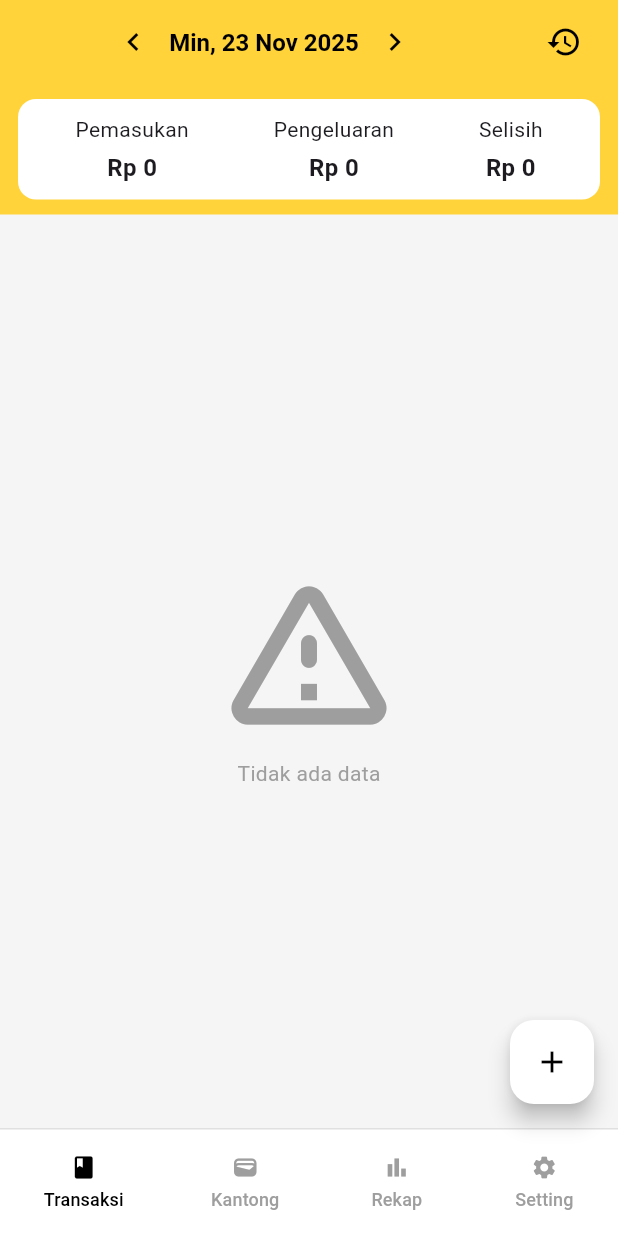
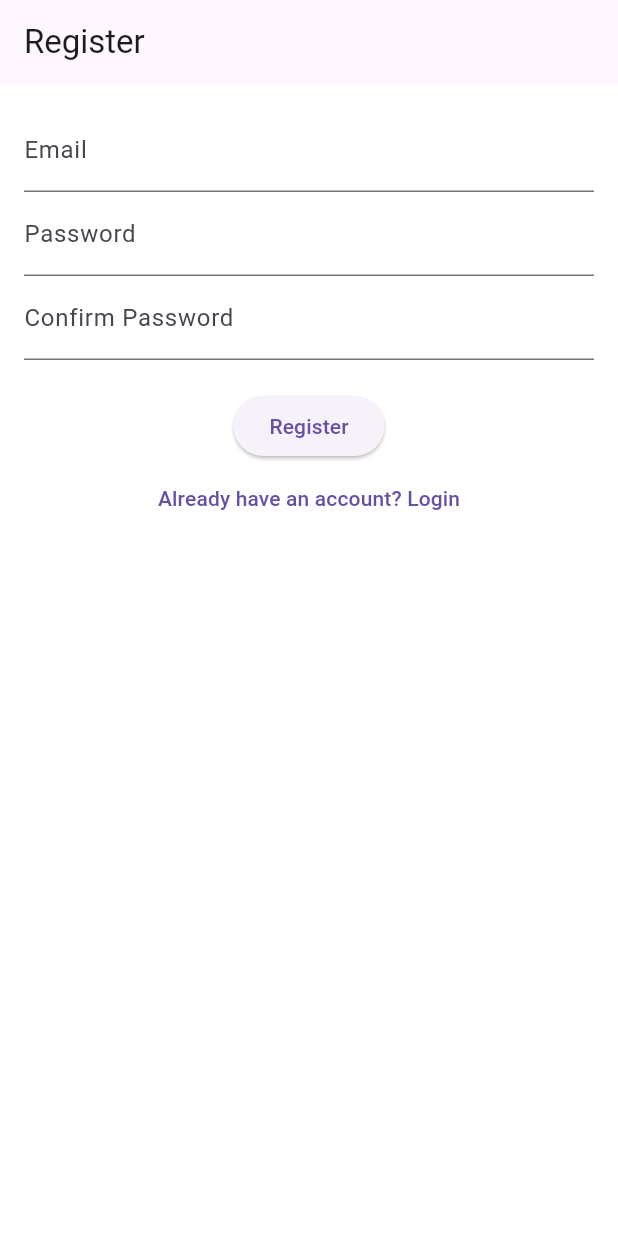
Before and after one commit to yaya7807-ai/mobile-kelompok-09, a Flutter app: the screen it shows after launch, after a tap on "Ayo Kita Mulai", on a phone screen of 412 x 824 dp. Run offline on Flutter 3.47's test engine with Material 3 defaults, Android fonts, the phone set to English and light mode, and no system bars; our stand-ins replace firebase_auth, firebase_core, fl_chart; accounts and stored records are empty.

Commit message:
menambahkan fitur login dan register sederhana

```diff
--- /dev/null
+++ b/mydompet/lib/screens/register_screen.dart
@@ -0,0 +1,107 @@
+import 'package:firebase_auth/firebase_auth.dart';
+import 'package:flutter/material.dart';
+import 'package:mydompet/screens/transaction_screen.dart';
+import 'package:mydompet/screens/login_screen.dart';
+
+class RegisterScreen extends StatefulWidget {
+  const RegisterScreen({super.key});
+
+  @override
+  State<RegisterScreen> createState() => _RegisterScreenState();
+}
+
+class _RegisterScreenState extends State<RegisterScreen> {
+  final _formKey = GlobalKey<FormState>();
+  final _emailController = TextEditingController();
+  final _passwordController = TextEditingController();
+  final _confirmPasswordController = TextEditingController();
+
+  @override
+  Widget build(BuildContext context) {
+    return Scaffold(
+      appBar: AppBar(
+        title: const Text('Register'),
+      ),
+      body: Padding(
+        padding: const EdgeInsets.all(16.0),
+        child: Form(
+          key: _formKey,
+          child: Column(
+            children: [
+              TextFormField(
+                controller: _emailController,
+                decoration: const InputDecoration(labelText: 'Email'),
+                validator: (value) {
+                  if (value == null || value.isEmpty) {
+                    return 'Please enter your email';
+                  }
+                  return null;
+                },
+              ),
+              TextFormField(
+                controller: _passwordController,
+                decoration: const InputDecoration(labelText: 'Password'),
+                obscureText: true,
+                validator: (value) {
+                  if (value == null || value.isEmpty) {
+                    return 'Please enter your password';
+                  }
+                  return null;
+                },
+              ),
+              TextFormField(
+                controller: _confirmPasswordController,
+                decoration: const InputDecoration(labelText: 'Confirm Password'),
+                obscureText: true,
+                validator: (value) {
+                  if (value == null || value.isEmpty) {
+                    return 'Please confirm your password';
+                  }
+                  if (value != _passwordController.text) {
+                    return 'Passwords do not match';
+                  }
+                  return null;
+                },
+              ),
+              const SizedBox(height: 20),
+              ElevatedButton(
+                onPressed: () async {
+                  if (_formKey.currentState!.validate()) {
+                    try {
+                      await FirebaseAuth.instance.createUserWithEmailAndPassword(
+                        email: _emailController.text,
+                        password: _passwordController.text,
+                      );
+                      Navigator.of(context).pushReplacement(
+                        MaterialPageRoute(
+                          builder: (context) => const TransactionScreen(),
+                        ),
+                      );
+                    } on FirebaseAuthException catch (e) {
+                      ScaffoldMessenger.of(context).showSnackBar(
+                        SnackBar(
+                          content: Text(e.message ?? 'Registration failed'),
+                        ),
+                      );
+                    }
+                  }
+                },
+                child: const Text('Register'),
+              ),
+              TextButton(
+                onPressed: () {
+                  Navigator.of(context).push(
+                    MaterialPageRoute(
+                      builder: (context) => const LoginScreen(),
+                    ),
+                  );
+                },
+                child: const Text('Already have an account? Login'),
+              ),
+            ],
+          ),
+        ),
+      ),
+    );
+  }
+}
--- a/mydompet/lib/screens/welcome_screen.dart
+++ b/mydompet/lib/screens/welcome_screen.dart
@@ -1,7 +1,6 @@
 import 'package:flutter/material.dart';
-// 1. IMPORT file transaction_screen.dart, BUKAN home_screen.dart
-// Kita pakai path relatif (langsung) karena filenya ada di folder yang sama ('screens')
-import 'transaction_screen.dart'; // <-- PERUBAHAN DI SINI
+// 1. IMPORT file register_screen.dart
+import 'register_screen.dart';
 
 class WelcomeScreen extends StatelessWidget {
   const WelcomeScreen({super.key});
@@ -38,14 +37,12 @@ class WelcomeScreen extends StatelessWidget {
               SizedBox(
                 width: double.infinity,
                 child: ElevatedButton(
-                  // 2. MODIFIKASI BAGIAN INI
                   onPressed: () {
                     Navigator.pushReplacement(
                       context,
                       MaterialPageRoute(
-                        // Arahkan ke TransactionScreen(), BUKAN HomeScreen()
                         builder: (context) =>
-                            const TransactionScreen(), // <-- PERUBAHAN DI SINI
+                            const RegisterScreen(),
                       ),
                     );
                   },
--- a/mydompet/pubspec.yaml
+++ b/mydompet/pubspec.yaml
@@ -35,6 +35,7 @@ dependencies:
   # Use with the CupertinoIcons class for iOS style icons.
   cupertino_icons: ^1.0.8
   firebase_core: ^4.2.1
+  firebase_auth: 6.1.2
   fl_chart: ^0.69.0
   intl: ^0.20.2
 
```
Also changed, not shown: mydompet/lib/screens/login_screen.dart (added, +81 -0 lines), mydompet/pubspec.lock, 3 other files.
